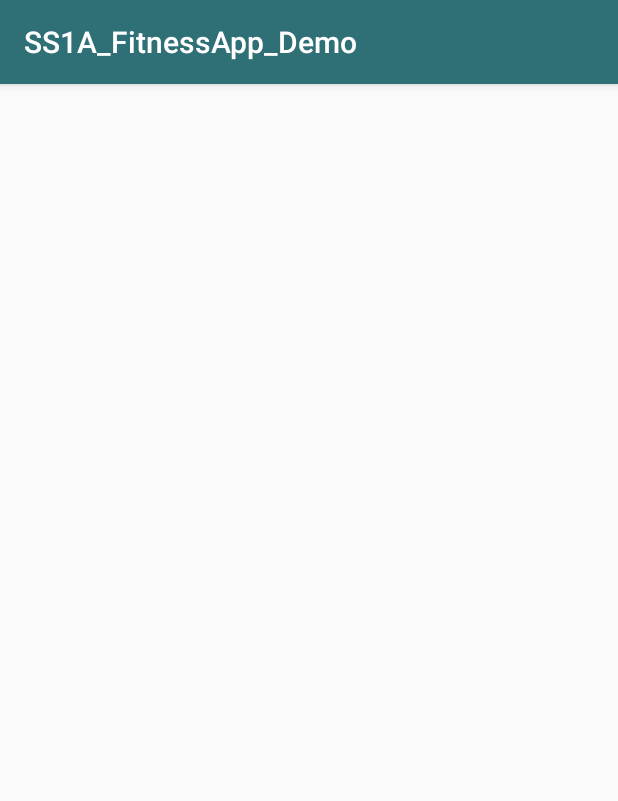
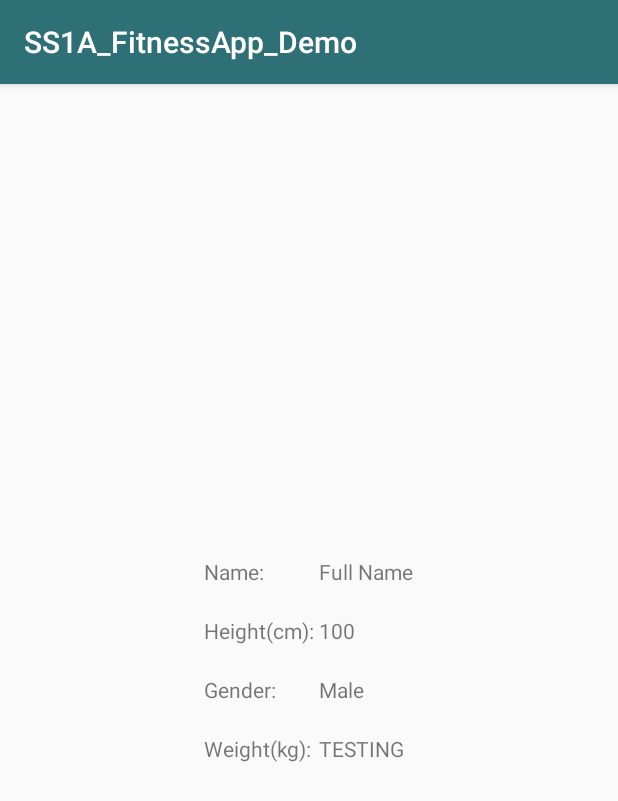
Before and after one commit to DavidOsburnUTS/1A_Old_Project, an Android app: the Profile screen opened directly, with no data from a screen before it, on a phone screen of 412 x 824 dp. Shown: the top 801 px of the screen. Run offline under Robolectric (Android 15) with nearby library versions, the light colour scheme and no system bars.

Commit message:
added profile activity and also you can just press login in now instead of entering username/pw

```diff
--- a/app/src/main/java/com/example/andre/ss1a_fitnessapp/Login.java
+++ b/app/src/main/java/com/example/andre/ss1a_fitnessapp/Login.java
@@ -52,7 +52,7 @@ public class Login extends AppCompatActivity {
     }
 
     private void validate(String userEmail, String userPassword) {
-        if((userEmail.equals("123")) && (userPassword.equals("123"))) {
+        if((userEmail.equals("")) && (userPassword.equals(""))) {
             Intent startIntent = new Intent(Login.this, Homepage.class);
             startActivity(startIntent);
         }
--- a/app/src/main/res/layout/activity_profile.xml
+++ b/app/src/main/res/layout/activity_profile.xml
@@ -1,9 +1,74 @@
 <?xml version="1.0" encoding="utf-8"?>
-<android.support.constraint.ConstraintLayout xmlns:android="http://schemas.android.com/apk/res/android"
+<RelativeLayout xmlns:android="http://schemas.android.com/apk/res/android"
     xmlns:app="http://schemas.android.com/apk/res-auto"
     xmlns:tools="http://schemas.android.com/tools"
     android:layout_width="match_parent"
     android:layout_height="match_parent"
     tools:context=".Profile">
 
-</android.support.constraint.ConstraintLayout>
+    <TableLayout
+        android:id="@+id/calorie_table_layout"
+        android:layout_centerHorizontal="true"
+        android:layout_centerVertical="true"
+        android:layout_width="wrap_content"
+        android:layout_height="wrap_content">
+
+        <TableRow
+            android:layout_marginVertical="10dp">
+
+            <TextView
+                android:layout_width="wrap_content"
+                android:layout_height="wrap_content"
+                android:text="Name: " />
+
+            <TextView
+                android:layout_width="wrap_content"
+                android:layout_height="wrap_content"
+                android:text="Full Name"/>
+        </TableRow>
+
+        <TableRow
+            android:layout_marginVertical="10dp">
+            <TextView
+                android:layout_width="wrap_content"
+                android:layout_height="wrap_content"
+                android:text="Height(cm): "/>
+
+            <TextView
+                android:layout_width="wrap_content"
+                android:layout_height="wrap_content"
+                android:text="100"/>
+        </TableRow>
+
+        <TableRow
+            android:layout_marginVertical="10dp">
+
+            <TextView
+                android:layout_width="wrap_content"
+                android:layout_height="wrap_content"
+                android:text="Gender: "
+                android:layout_gravity="center_vertical"/>
+
+            <TextView
+                android:layout_width="wrap_content"
+                android:layout_height="wrap_content"
+                android:text="Male"
+                android:layout_gravity="center_vertical"/>
+
+        </TableRow>
+
+        <TableRow
+            android:layout_marginVertical="10dp">
+            <TextView
+                android:layout_width="wrap_content"
+                android:layout_height="wrap_content"
+                android:text="Weight(kg): "/>
+            <TextView
+                android:layout_width="wrap_content"
+                android:layout_height="wrap_content"
+                android:text="TESTING"/>
+        </TableRow>
+
+    </TableLayout>
+
+</RelativeLayout>
```
Also changed, not shown: app/src/main/java/com/example/andre/ss1a_fitnessapp/Homepage.java (+12 -0 lines), app/src/main/res/layout/activity_homepage.xml (+9 -5 lines).
